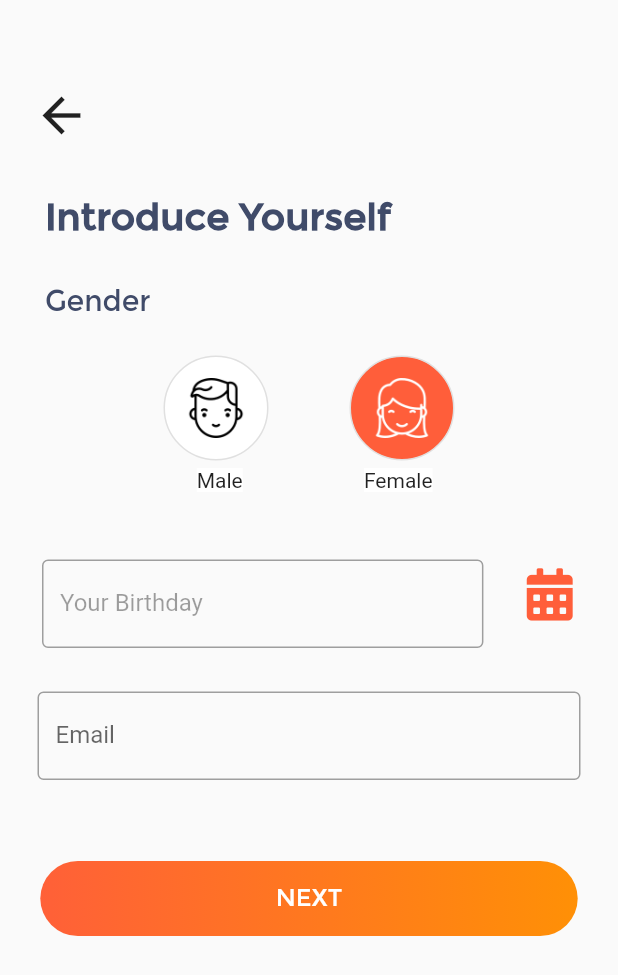
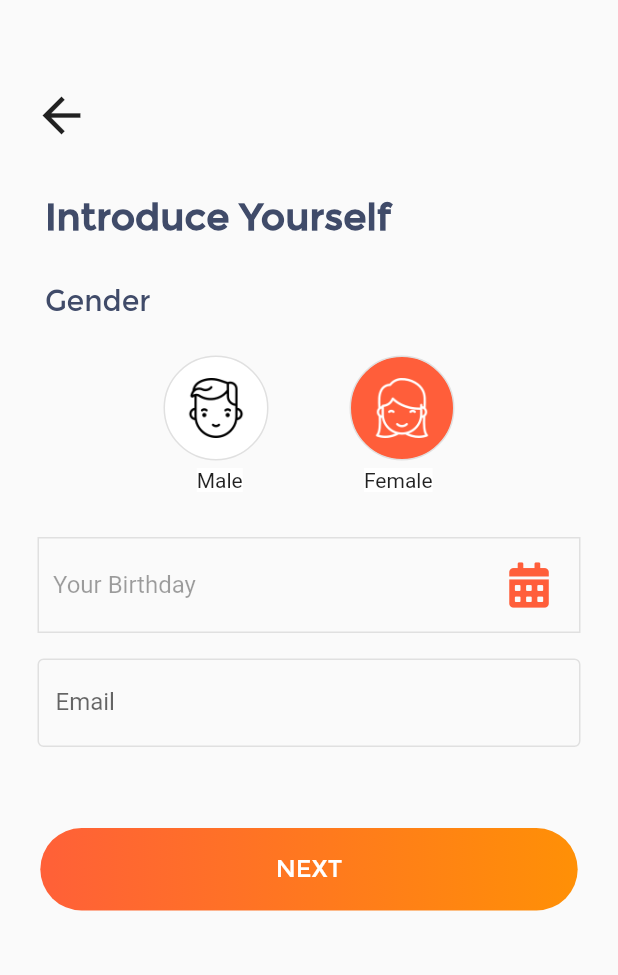
Before and after one commit to sudeshfer/folk, a Flutter app: the SetupStepTwo screen opened by its route, on a phone screen of 412 x 824 dp. Shown: the top 975 px of the screen. Run offline on Flutter 3.47's test engine with Material 2 defaults, Android fonts, the phone set to English and light mode, and no system bars; our stand-ins replace flutter_datetime_picker, font_awesome_flutter, image_cropper, image_picker; missing offline and left inert: flutter_alert, flutter_country_picker, flutter_facebook_login, sms.

Commit message:
fixed the birthday textfield and border colour

```diff
--- a/lib/Screens/Login/setup_step2.dart
+++ b/lib/Screens/Login/setup_step2.dart
@@ -174,36 +174,37 @@ class _SetupStepTwoState extends State<SetupStepTwo> {
                   ],
                 ),
               ),
-              Row(
-                mainAxisAlignment: MainAxisAlignment.spaceBetween,
+              Padding(
+                padding: const EdgeInsets.only(left:25.0,right: 25.0,bottom: 10,top: 30),
+                child: Container(
+                  height: 64,
+                  decoration: BoxDecoration(
+                    border: Border.all(
+                      color: Color(0xFFE0E0E0)
+                    )
+                  ),
+                  child: Row(
+                    mainAxisAlignment: MainAxisAlignment.spaceAround,
                     children: <Widget>[
                       Container(
-                    width: MediaQuery.of(context).size.width / 1.4,
-                    margin: EdgeInsets.only(top: 45, left: 28),
+                        height: 54,
+                        width: MediaQuery.of(context).size.width / 1.5,
+                        // margin: EdgeInsets.only(top: 15),
                         child: TextField(
                           controller: _birthday,
                           enabled: false,
                           decoration: InputDecoration(
-                          border: new OutlineInputBorder(
-                              borderSide: new BorderSide(
-                                  color:Color(0xFFF5F5F5))),
+                              border: InputBorder.none,
                               labelText: 'Your Birthday',
-                          errorText: _errorBday,
-                          errorBorder: _errorBday.isEmpty
-                              ? OutlineInputBorder(
-                                  borderSide:
-                                      new BorderSide(color: Colors.grey))
-                              : null,
-                          focusedBorder: OutlineInputBorder(
-                              borderSide: BorderSide(color: Color(0xFFE0E0E0)))),
                               ),
                         ),
-                  Padding(
-                    padding: const EdgeInsets.only(right: 20.0, top: 10),
+                      ),
+                      Container(
+                        // margin: const EdgeInsets.only( top: 10),
                         child: Container(
                           child: IconButton(
                             icon: Icon(FontAwesomeIcons.solidCalendarAlt),
-                        iconSize: 35,
+                            iconSize: 30,
                             color: Color(0XFFFF5E3A),
                             onPressed: () {
 
@@ -232,6 +233,8 @@ class _SetupStepTwoState extends State<SetupStepTwo> {
                       )
                     ],
                   ),
+                ),
+              ),
               Column(
                 children: <Widget>[
                   Padding(
@@ -247,7 +250,7 @@ class _SetupStepTwoState extends State<SetupStepTwo> {
                           errorBorder: _errorTxt.isEmpty
                               ? OutlineInputBorder(
                                   borderSide:
-                                      new BorderSide(color: Colors.grey))
+                                      new BorderSide(color: Color(0xFFE0E0E0)))
                               : null,
                           focusedBorder: OutlineInputBorder(
                               borderSide: BorderSide(color: Color(0xFFE0E0E0)))),
@@ -284,7 +287,7 @@ class _SetupStepTwoState extends State<SetupStepTwo> {
                       }
                     },
                     child: Container(
-                      height: 50,
+                      height: 55,
                       width: MediaQuery.of(context).size.width / 1.15,
                       decoration: BoxDecoration(
                           gradient: LinearGradient(
```
Lines whose indentation alone changed are shown as unchanged.
